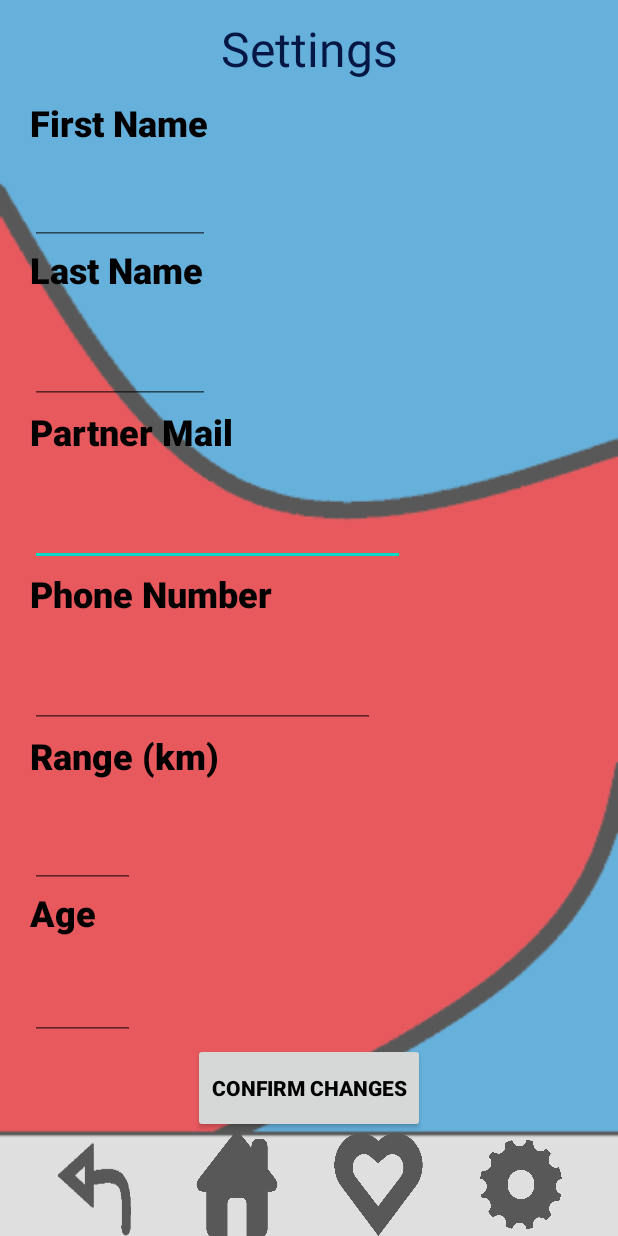
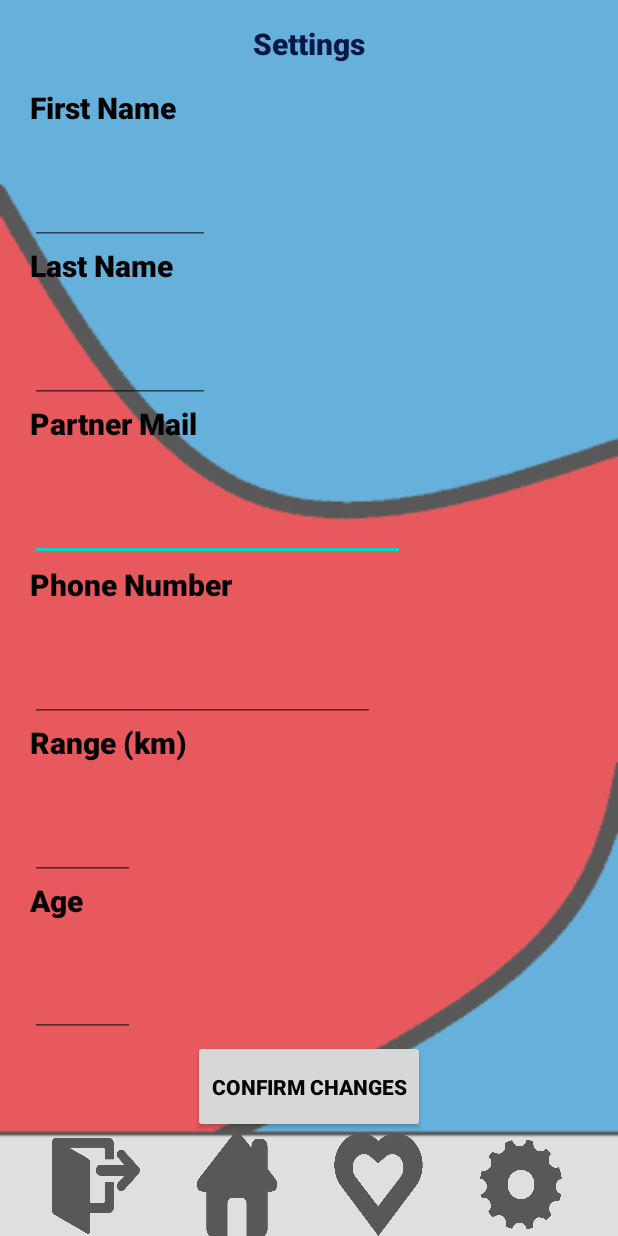
Before and after one commit to monteiro141/PDM_GRUPO, an Android app: the Settings screen opened directly, with no data from a screen before it, on a phone screen of 412 x 824 dp. Run offline under Robolectric (Android 15) with nearby library versions, the phone set to English and light mode, and no system bars; our stand-ins replace Firebase (no records; nobody signed in at launch, a user with empty details on screens opened directly).

Commit message:
layout settings changed

```diff
--- a/ResTinder/app/src/main/res/layout/activity_main.xml
+++ b/ResTinder/app/src/main/res/layout/activity_main.xml
@@ -103,7 +103,7 @@
             android:layout_weight="1" />
 
         <Button
-            android:layout_width="181dp"
+            android:layout_width="120dp"
             android:layout_height="match_parent"
             android:text="Login"
             android:fontFamily="sans-serif-black"
@@ -119,7 +119,7 @@
             android:layout_weight="1" />
 
         <Button
-            android:layout_width="181dp"
+            android:layout_width="170dp"
             android:layout_height="match_parent"
             android:background="@drawable/rounded"
             android:fontFamily="sans-serif-black"
--- a/ResTinder/app/src/main/res/layout/register.xml
+++ b/ResTinder/app/src/main/res/layout/register.xml
@@ -134,7 +134,7 @@
                 android:layout_height="wrap_content"
                 android:layout_gravity="center"
                 android:fontFamily="sans-serif-black"
-                android:text="Birth Year"
+                android:text="Age"
                 android:textAlignment="center" />
 
             <Space
@@ -146,8 +146,8 @@
                 android:id="@+id/birthDateRegister"
                 android:layout_width="fill_parent"
                 android:layout_height="wrap_content"
+                android:hint="Write your birth year here"
                 android:inputType="date"
-                android:hint="Write your birth year here"
                 android:textAlignment="center" />
 
             <Space
@@ -226,8 +226,8 @@
                 android:id="@+id/cellphoneRegister"
                 android:layout_width="fill_parent"
                 android:layout_height="wrap_content"
+                android:hint="Write your phone number here"
                 android:inputType="phone"
-                android:hint="Write your phone number here"
                 android:textAlignment="center" />
 
             <Space
@@ -266,8 +266,8 @@
                 android:layout_width="wrap_content"
                 android:layout_height="wrap_content"
                 android:layout_gravity="center"
-                android:text="Register"
-                android:onClick="registerUser"/>
+                android:onClick="registerUser"
+                android:text="Register" />
         </LinearLayout>
     </ScrollView>
 </RelativeLayout>
--- a/ResTinder/app/src/main/res/layout/settings.xml
+++ b/ResTinder/app/src/main/res/layout/settings.xml
@@ -19,121 +19,113 @@
         <TextView
             android:id="@+id/settings"
             android:layout_width="match_parent"
-            android:layout_height="80dp"
-            android:layout_marginStart="100dp"
-            android:layout_marginEnd="100dp"
+            android:layout_height="75dp"
             android:gravity="center"
             android:text="Settings"
             android:layout_weight="1"
+            android:fontFamily="sans-serif-black"
             android:textColor="#051745"
-            android:textSize="32sp"
+            android:textSize="20sp"
             app:layout_constraintBottom_toBottomOf="parent"
             app:layout_constraintVertical_bias="0.056" />
 
         <TextView
             android:id="@+id/titlenome"
             android:layout_width="wrap_content"
-            android:layout_height="65dp"
+            android:layout_height="70dp"
             android:fontFamily="sans-serif-black"
             android:text="First Name"
             android:layout_marginLeft="20dp"
             android:layout_weight="1"
             android:textColor="@color/black"
-            android:textSize="24sp" />
+            android:textSize="20sp" />
 
         <EditText
             android:id="@+id/textnome"
             android:layout_width="120dp"
-            android:layout_height="60dp"
+            android:layout_height="70dp"
+            android:layout_marginLeft="20dp"
             android:layout_weight="1"
-            android:layout_marginLeft="20dp"
-            android:layout_marginTop="2dp"
             android:focusable="false"
             android:inputType="textPersonName" />
 
         <TextView
             android:id="@+id/titleapelido"
             android:layout_width="wrap_content"
-            android:layout_height="65dp"
+            android:layout_height="70dp"
             android:fontFamily="sans-serif-black"
             android:text="Last Name"
             android:layout_weight="1"
             android:layout_marginLeft="20dp"
             android:textColor="@color/black"
-            android:textSize="24sp" />
+            android:textSize="20sp"/>
 
         <EditText
             android:id="@+id/textapelido"
             android:layout_width="120dp"
-            android:layout_height="60dp"
+            android:layout_height="70dp"
             android:layout_weight="1"
             android:layout_marginLeft="20dp"
-            android:layout_marginTop="10dp"
             android:focusable="false"
             android:inputType="textPersonName" />
 
         <TextView
             android:id="@+id/titlemailparceiro"
             android:layout_width="match_parent"
-            android:layout_height="65dp"
+            android:layout_height="70dp"
             android:layout_weight="1"
             android:fontFamily="sans-serif-black"
             android:text="Partner Mail"
             android:layout_marginLeft="20dp"
-            android:layout_marginTop="2dp"
             android:textColor="@color/black"
-            android:textSize="24sp" />
+            android:textSize="20sp" />
 
         <EditText
             android:id="@+id/textmailparceiro"
             android:layout_width="250dp"
-            android:layout_height="60dp"
+            android:layout_height="70dp"
             android:layout_weight="1"
             android:layout_marginLeft="20dp"
-            android:layout_marginTop="10dp"
             android:inputType="textPersonName" />
 
         <TextView
             android:id="@+id/titletelemovel"
             android:layout_width="wrap_content"
-            android:layout_height="65dp"
+            android:layout_height="70dp"
             android:layout_weight="1"
             android:fontFamily="sans-serif-black"
             android:text="Phone Number"
             android:layout_marginLeft="20dp"
             android:layout_marginTop="2dp"
             android:textColor="@color/black"
-            android:textSize="24sp" />
+            android:textSize="20sp" />
 
         <EditText
             android:id="@+id/texttelemovel"
             android:layout_width="230dp"
-            android:layout_height="60dp"
+            android:layout_height="70dp"
             android:layout_weight="1"
             android:layout_marginLeft="20dp"
-            android:layout_marginTop="10dp"
             android:digits="+() 1234567890-"
             android:inputType="phone|number"/>
 
         <TextView
             android:id="@+id/titleradius"
             android:layout_width="wrap_content"
-            android:layout_height="65dp"
+            android:layout_height="70dp"
             android:layout_weight="1"
             android:fontFamily="sans-serif-black"
             android:text="Range (km)"
             android:layout_marginLeft="20dp"
-            android:layout_marginTop="2dp"
             android:textColor="@color/black"
-            android:textSize="24sp" />
+            android:textSize="20sp" />
 
         <EditText
             android:id="@+id/textradius"
             android:layout_width="70dp"
-            android:layout_height="60dp"
+            android:layout_height="70dp"
             android:layout_weight="1"
             android:layout_marginLeft="20dp"
-            android:layout_marginTop="10dp"
             android:inputType="number" />
 
         <TextView
@@ -145,14 +137,13 @@
             android:layout_marginLeft="20dp"
             android:text="Age"
             android:textColor="@color/black"
-            android:textSize="24sp" />
+            android:textSize="20dp"/>
 
         <EditText
             android:id="@+id/pickDate"
             android:layout_width="70dp"
-            android:layout_height="60dp"
+            android:layout_height="70dp"
             android:layout_marginLeft="20dp"
-            android:layout_marginTop="2dp"
             android:layout_weight="1"
             android:fontFamily="sans-serif-black"
             android:inputType="number"
@@ -161,14 +152,14 @@
         <Button
             android:id="@+id/confirmChanges"
             android:layout_width="wrap_content"
-            android:layout_height="75dp"
+            android:layout_height="80dp"
             android:layout_gravity="center"
             android:fontFamily="sans-serif-black"
             android:text="Confirm Changes"
+            android:onClick="changeUser"
             android:layout_weight="1"
             android:layout_marginTop="2dp"
-            android:textColor="@color/black"
-            android:onClick="changeUser"/>
+            android:textColor="@color/black" />
     </LinearLayout>
 
     <LinearLayout
@@ -188,7 +179,7 @@
             android:id="@+id/buttonback"
             android:layout_width="60dp"
             android:layout_height="match_parent"
-            android:background="@drawable/arrow_nobg" />
+            android:background="@drawable/log_out" />
 
         <Space
             android:layout_width="wrap_content"
```
Also changed, not shown: ResTinder/app/src/main/res/drawable/home_space.png (added).
